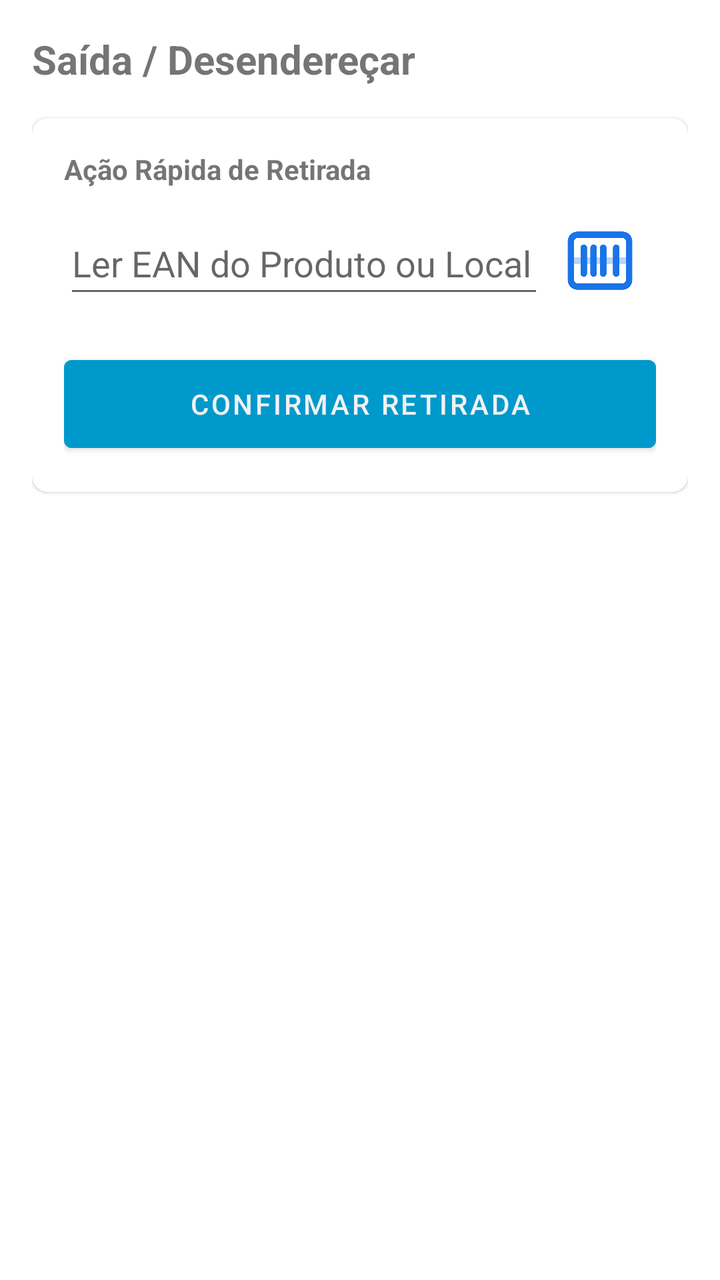
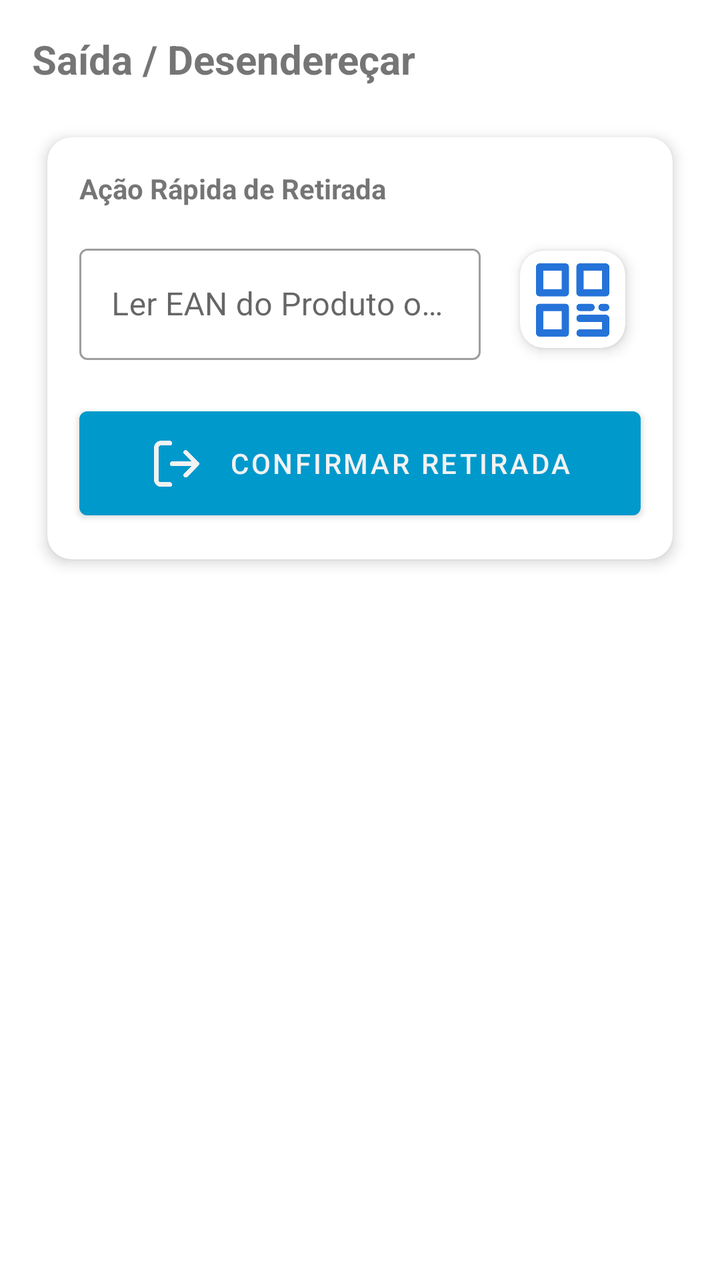

Two renders of the same Android screen: before a commit and after it. Below are the layout's source before the change and the commit's diff.
<!-- AndroidManifest.xml: application theme Theme.PistaLimpa -->
<!-- res/layout/fragment_saida.xml -->
<?xml version="1.0" encoding="utf-8"?>
<LinearLayout xmlns:android="http://schemas.android.com/apk/res/android"
    xmlns:app="http://schemas.android.com/apk/res-auto"
    android:layout_width="match_parent"
    android:layout_height="match_parent"
    android:orientation="vertical"
    android:padding="16dp">

    <TextView
        android:layout_width="wrap_content"
        android:layout_height="wrap_content"
        android:text="Saída / Desendereçar"
        android:textSize="20sp"
        android:textStyle="bold"
        android:layout_marginBottom="16dp" />

    <com.google.android.material.card.MaterialCardView
        android:layout_width="match_parent"
        android:layout_height="wrap_content"
        app:cardCornerRadius="8dp">

        <LinearLayout
            android:layout_width="match_parent"
            android:layout_height="wrap_content"
            android:orientation="vertical"
            android:padding="16dp">

            <TextView
                android:layout_width="wrap_content"
                android:layout_height="wrap_content"
                android:text="Ação Rápida de Retirada"
                android:textStyle="bold" />

            <LinearLayout
                android:layout_width="match_parent"
                android:layout_height="wrap_content"
                android:orientation="horizontal"
                android:gravity="center_vertical"
                android:layout_marginTop="8dp">

                <EditText
                    android:id="@+id/etCodigoSaida"
                    android:layout_width="0dp"
                    android:layout_height="48dp"
                    android:layout_weight="1"
                    android:hint="Ler EAN do Produto ou Local"
                    android:inputType="text" />

                <ImageButton
                    android:id="@+id/btnScannerSaida"
                    android:layout_width="56dp"
                    android:layout_height="56dp"
                    android:padding="8dp"
                    android:scaleType="centerInside"
                    android:src="@drawable/leitor"
                    android:contentDescription="Escanear Saída"
                    android:background="?attr/selectableItemBackgroundBorderless" />
            </LinearLayout>

            <Button
                android:id="@+id/btnConfirmarSaida"
                android:layout_width="match_parent"
                android:layout_height="56dp"
                android:layout_marginTop="16dp"
                android:text="Confirmar Retirada"
                android:backgroundTint="@android:color/holo_blue_dark" />
        </LinearLayout>
    </com.google.android.material.card.MaterialCardView>

    <androidx.recyclerview.widget.RecyclerView
        android:id="@+id/rvSaidaItens"
        android:layout_width="match_parent"
        android:layout_height="match_parent"
        android:layout_marginTop="16dp" />

</LinearLayout>
<!-- resources referenced by this layout -->
<resources>
  <!-- drawable leitor: png bitmap (drawable, 13046 bytes) -->
  <style name="Theme.PistaLimpa" parent="Theme.MaterialComponents.DayNight.DarkActionBar">
          
          <item name="colorPrimary">@color/purple_500</item>
          <item name="colorPrimaryVariant">@color/purple_700</item>
          <item name="colorOnPrimary">@color/white</item>
          
          <item name="colorSecondary">@color/teal_200</item>
          <item name="colorSecondaryVariant">@color/teal_700</item>
          <item name="colorOnSecondary">@color/black</item>
          
          <item name="android:statusBarColor">?attr/colorPrimaryVariant</item>
          
      </style>
  <color name="purple_500">#2573D9</color>
  <color name="purple_700">#2573D9</color>
  <color name="white">#F2F2F2</color>
  <color name="teal_200">#FF03DAC5</color>
  <color name="teal_700">#FF018786</color>
  <color name="black">#FF000000</color>
</resources>

<!-- the commit's change to res/layout/fragment_saida.xml (unified diff, before → after) -->
@@ -4,6 +4,8 @@
     android:layout_width="match_parent"
     android:layout_height="match_parent"
     android:orientation="vertical"
+    android:clipChildren="false"
+    android:clipToPadding="false"
     android:padding="16dp">
 
     <TextView
@@ -14,56 +16,85 @@
         android:textStyle="bold"
         android:layout_marginBottom="16dp" />
 
+    
     <com.google.android.material.card.MaterialCardView
         android:layout_width="match_parent"
         android:layout_height="wrap_content"
-        app:cardCornerRadius="8dp">
+        app:cardCornerRadius="12dp"
+        app:cardElevation="4dp"
+        app:cardUseCompatPadding="true">
 
         <LinearLayout
             android:layout_width="match_parent"
             android:layout_height="wrap_content"
             android:orientation="vertical"
-            android:padding="16dp">
+            android:padding="16dp"
+            android:clipChildren="false"
+            android:clipToPadding="false">
 
             <TextView
                 android:layout_width="wrap_content"
                 android:layout_height="wrap_content"
                 android:text="Ação Rápida de Retirada"
-                android:textStyle="bold" />
+                android:textStyle="bold"
+                android:layout_marginBottom="12dp" />
 
             <LinearLayout
                 android:layout_width="match_parent"
                 android:layout_height="wrap_content"
                 android:orientation="horizontal"
                 android:gravity="center_vertical"
-                android:layout_marginTop="8dp">
+                android:clipChildren="false"
+                android:clipToPadding="false"
+                android:layout_marginBottom="16dp">
 
-                <EditText
-                    android:id="@+id/etCodigoSaida"
+                <com.google.android.material.textfield.TextInputLayout
+                    android:id="@+id/tilCodigoSaida"
+                    style="@style/Widget.MaterialComponents.TextInputLayout.OutlinedBox"
                     android:layout_width="0dp"
-                    android:layout_height="48dp"
+                    android:layout_height="wrap_content"
                     android:layout_weight="1"
-                    android:hint="Ler EAN do Produto ou Local"
-                    android:inputType="text" />
+                    android:hint="Ler EAN do Produto ou Local">
 
-                <ImageButton
-                    android:id="@+id/btnScannerSaida"
-                    android:layout_width="56dp"
-                    android:layout_height="56dp"
-                    android:padding="8dp"
-                    android:scaleType="centerInside"
-                    android:src="@drawable/leitor"
-                    android:contentDescription="Escanear Saída"
-                    android:background="?attr/selectableItemBackgroundBorderless" />
+                    <com.google.android.material.textfield.TextInputEditText
+                        android:id="@+id/etCodigoSaida"
+                        android:layout_width="match_parent"
+                        android:layout_height="wrap_content"
+                        android:inputType="text" />
+                </com.google.android.material.textfield.TextInputLayout>
+
+                <com.google.android.material.card.MaterialCardView
+                    android:id="@+id/cardScannerSaida"
+                    android:layout_width="68dp"
+                    android:layout_height="68dp"
+                    android:layout_marginStart="12dp"
+                    app:cardCornerRadius="12dp"
+                    app:cardElevation="4dp"
+                    app:cardUseCompatPadding="true">
+
+                    <ImageButton
+                        android:id="@+id/btnScannerSaida"
+                        android:layout_width="match_parent"
+                        android:layout_height="match_parent"
+                        android:padding="2dp"
+                        android:scaleType="fitCenter"
+                        android:src="@drawable/qrcode"
+                        app:tint="?attr/colorPrimary"
+                        android:background="?attr/selectableItemBackground"
+                        android:contentDescription="Escanear Saída" />
+                </com.google.android.material.card.MaterialCardView>
             </LinearLayout>
 
-            <Button
+            <com.google.android.material.button.MaterialButton
                 android:id="@+id/btnConfirmarSaida"
                 android:layout_width="match_parent"
-                android:layout_height="56dp"
-                android:layout_marginTop="16dp"
+                android:layout_height="64dp"
                 android:text="Confirmar Retirada"
-                android:backgroundTint="@android:color/holo_blue_dark" />
+                app:icon="@drawable/saida"
+                app:iconGravity="textStart"
+                app:iconPadding="12dp"
+                app:iconSize="28dp"
+                app:backgroundTint="@android:color/holo_blue_dark" />
         </LinearLayout>
     </com.google.android.material.card.MaterialCardView>
 
@@ -71,6 +102,6 @@
         android:id="@+id/rvSaidaItens"
         android:layout_width="match_parent"
         android:layout_height="match_parent"
-        android:layout_marginTop="16dp" />
+        android:layout_marginTop="8dp" />
 
 </LinearLayout>
<!-- resource entries referenced after the edit -->
@@ -1,6 +1,7 @@
 <!-- resources referenced by this layout -->
 <resources>
-  <!-- drawable leitor: png bitmap (drawable, 13046 bytes) -->
+  <!-- drawable qrcode: png bitmap (drawable, 11988 bytes) -->
+  <!-- drawable saida: png bitmap (drawable, 11276 bytes) -->
   <style name="Theme.PistaLimpa" parent="Theme.MaterialComponents.DayNight.DarkActionBar">
           
           <item name="colorPrimary">@color/purple_500</item>
